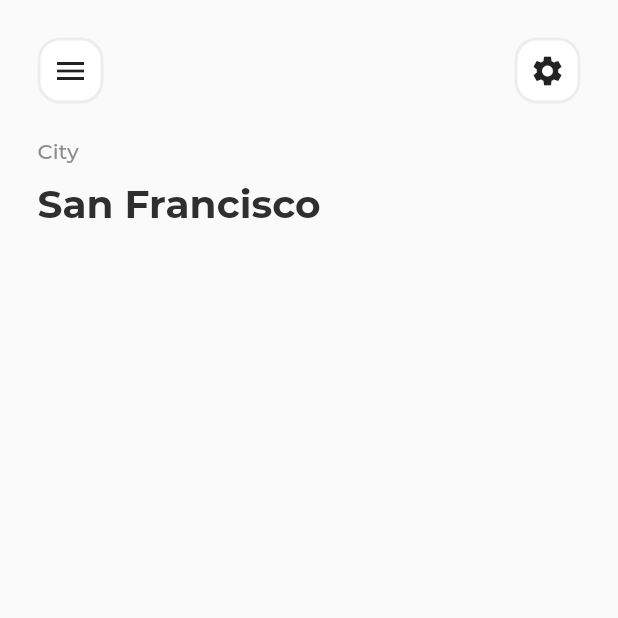
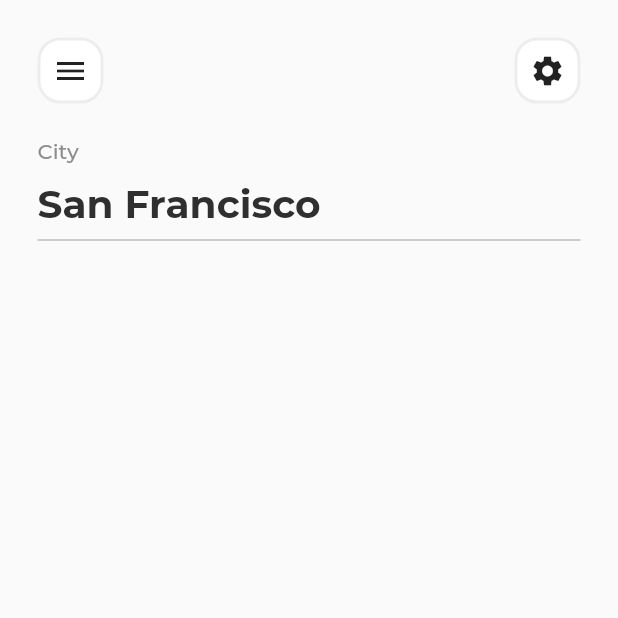
Before and after one commit to priyanshu-01/my_app, a Flutter app: the screen it shows after launch, on a phone screen of 412 x 824 dp, the top half of it. Run offline on Flutter 3.47's test engine with Material 2 defaults, Android fonts, the phone set to English and light mode, and no system bars.

Commit message:
add divider

```diff
--- a/lib/screens/LandingPage.dart
+++ b/lib/screens/LandingPage.dart
@@ -48,6 +48,12 @@ class LandingPage extends StatelessWidget {
             ),
             // Text San franciso with - themeData.textTheme.headline1
             // divider - grey color
+            Padding(
+              padding: sidePadding,
+              child: Divider(
+                color: Colors.grey,
+              ),
+            ),
             addVerticalSpace(10),
             // ChoiceOption -> Row -> SingleChildScrollView (axis horizontal)
 
```
